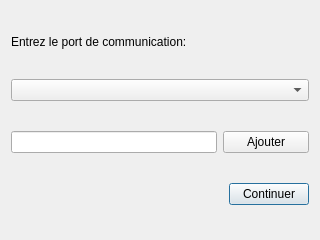
Old version of the form dialog.ui in the repository mjc-ermont/Cookie-Logger.
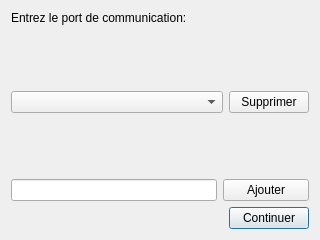
New version of the form.

Commit message: Boite de dialogue de selection du port

What changed in the file:
```diff
--- a/dialog.ui
+++ b/dialog.ui
@@ -13,15 +13,48 @@
   <property name="windowTitle">
    <string>Dialog</string>
   </property>
-  <layout class="QGridLayout" name="gridLayout" rowstretch="1,1,1,1" columnstretch="0,0,0,0">
-   <item row="3" column="2">
+  <layout class="QGridLayout" name="gridLayout" rowstretch="1,1,1,1,0" columnstretch="0,0,0">
+   <item row="0" column="0" colspan="3">
+    <widget class="QLabel" name="label">
+     <property name="sizePolicy">
+      <sizepolicy hsizetype="Fixed" vsizetype="Fixed">
+       <horstretch>0</horstretch>
+       <verstretch>0</verstretch>
+      </sizepolicy>
+     </property>
+     <property name="text">
+      <string>Entrez le port de communication:</string>
+     </property>
+    </widget>
+   </item>
+   <item row="3" column="0">
+    <widget class="QLineEdit" name="textEntry"/>
+   </item>
+   <item row="4" column="2">
     <widget class="QPushButton" name="pushButton">
      <property name="text">
       <string>Continuer</string>
      </property>
     </widget>
    </item>
-   <item row="3" column="0" colspan="2">
+   <item row="3" column="1" colspan="2">
+    <widget class="QPushButton" name="addToList">
+     <property name="text">
+      <string>Ajouter</string>
+     </property>
+    </widget>
+   </item>
+   <item row="1" column="0" rowspan="2" colspan="2">
+    <widget class="QComboBox" name="selectEntry"/>
+   </item>
+   <item row="1" column="2" rowspan="2">
+    <widget class="QPushButton" name="removeButton">
+     <property name="text">
+      <string>Supprimer</string>
+     </property>
+    </widget>
+   </item>
+   <item row="4" column="0" colspan="2">
     <spacer name="horizontalSpacer">
      <property name="orientation">
       <enum>Qt::Horizontal</enum>
@@ -34,32 +67,6 @@
      </property>
     </spacer>
    </item>
-   <item row="2" column="0">
-    <widget class="QLineEdit" name="textEntry"/>
-   </item>
-   <item row="2" column="1" colspan="2">
-    <widget class="QPushButton" name="addToList">
-     <property name="text">
-      <string>Ajouter</string>
-     </property>
-    </widget>
-   </item>
-   <item row="1" column="0" colspan="3">
-    <widget class="QComboBox" name="selectEntry"/>
-   </item>
-   <item row="0" column="0" colspan="3">
-    <widget class="QLabel" name="label">
-     <property name="sizePolicy">
-      <sizepolicy hsizetype="Fixed" vsizetype="Fixed">
-       <horstretch>0</horstretch>
-       <verstretch>0</verstretch>
-      </sizepolicy>
-     </property>
-     <property name="text">
-      <string>Entrez le port de communication:</string>
-     </property>
-    </widget>
-   </item>
   </layout>
  </widget>
  <resources/>
```
The commit also changes 2 other files.
